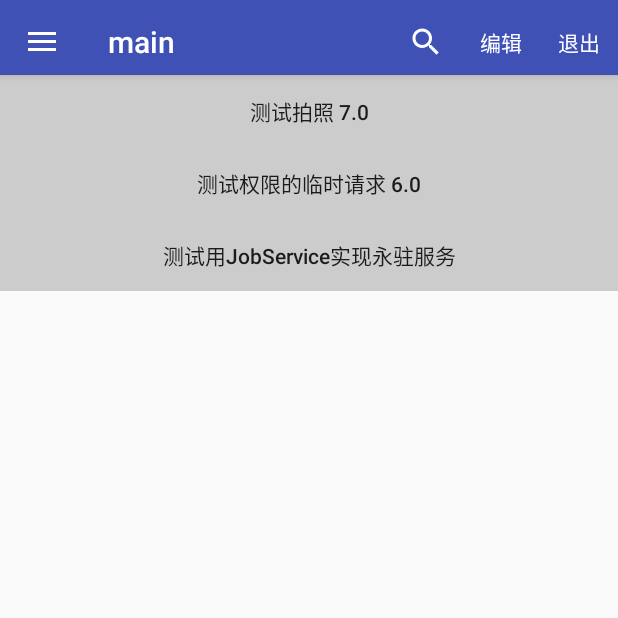
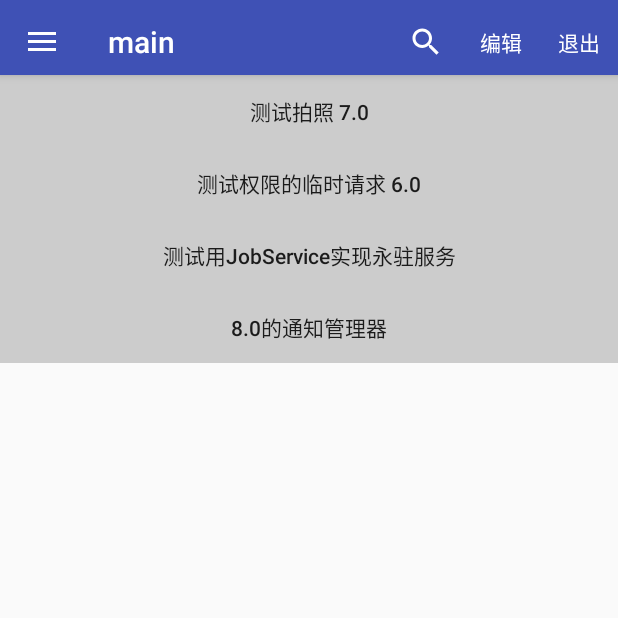
Before and after one commit to tianlin95310/java-demo-android, an Android app: the fragment Fragment21 placed in its activity, in the side drawer, after a tap on "21，新版本特性", on a phone screen of 412 x 824 dp, the top half of it. Run offline under Robolectric (Android 15) with nearby library versions, the phone set to English and light mode, and no system bars; our stand-ins replace ButterKnife, Navigation 3.

Commit message:
Android8.0 通知

```diff
--- a/app/src/main/AndroidManifest.xml
+++ b/app/src/main/AndroidManifest.xml
@@ -154,6 +154,7 @@
         <!--android:exported="true"能让Activity直接运行，变成应用首页-->
         <activity android:name=".navigation01.bsr.element.ElementAddShopActivity"
             android:exported="true"/>
+        <activity android:name=".navigation01.bsr.flowwater.PathFlowWaterActivity"/>
     </application>
 
 </manifest>
--- a/app/src/main/java/tl/com/testmaterialdesign/navigation21/Fragment21.java
+++ b/app/src/main/java/tl/com/testmaterialdesign/navigation21/Fragment21.java
@@ -1,14 +1,20 @@
 package tl.com.testmaterialdesign.navigation21;
 
+import android.app.NotificationChannel;
+import android.app.NotificationManager;
 import android.content.Context;
 import android.content.Intent;
+import android.graphics.Color;
 import android.net.Uri;
 import android.os.Build;
 import android.os.Bundle;
 import android.os.Environment;
 import android.provider.MediaStore;
 import android.support.annotation.Nullable;
+import android.support.annotation.RequiresApi;
 import android.support.v4.app.Fragment;
+import android.support.v4.app.NotificationCompat;
+import android.support.v4.app.NotificationManagerCompat;
 import android.support.v4.content.FileProvider;
 import android.util.Log;
 import android.view.LayoutInflater;
@@ -48,6 +54,8 @@ public class Fragment21 extends Fragment
     Unbinder unbinder;
 
     File file;
+    @BindView(R.id.bt_notification)
+    Button btNotification;
 
     @Nullable
     @Override
@@ -104,7 +112,7 @@ public class Fragment21 extends Fragment
     @Override
     public void onActivityResult(int requestCode, int resultCode, Intent data)
     {
-        if(file.exists())
+        if (file.exists())
         {
             Toast.makeText(getActivity(), "file exist " + file.getPath(), Toast.LENGTH_SHORT).show();
             Log.d("my", "file exist " + file.getPath());
@@ -112,8 +120,7 @@ public class Fragment21 extends Fragment
             Intent intent = new Intent(getActivity(), PhotoShowActivity.class);
             intent.putExtra("file", file.getPath());
             startActivity(intent);
-        }
-        else
+        } else
         {
             Toast.makeText(getActivity(), "file not exist ", Toast.LENGTH_SHORT).show();
         }
@@ -131,7 +138,7 @@ public class Fragment21 extends Fragment
 
         file = new File(img_dir, fileName + ".jpg");
 
-        if(Build.VERSION.SDK_INT <= Build.VERSION_CODES.M)
+        if (Build.VERSION.SDK_INT <= Build.VERSION_CODES.M)
         {
             // file开头的uri
             Uri uri = Uri.fromFile(file);
@@ -139,8 +146,7 @@ public class Fragment21 extends Fragment
             Intent intent = new Intent(MediaStore.ACTION_IMAGE_CAPTURE);
             intent.putExtra(MediaStore.EXTRA_OUTPUT, uri);
             startActivityForResult(intent, 1);
-        }
-        else
+        } else
         {
             // content开头的
             Uri uri = FileProvider.getUriForFile(context, context.getString(R.string.authorities), file);
@@ -152,4 +158,36 @@ public class Fragment21 extends Fragment
         }
 
     }
+
+    @OnClick(R.id.bt_notification)
+    public void onViewClicked()
+    {
+
+        if (Build.VERSION.SDK_INT >= Build.VERSION_CODES.O)
+        {
+            createChannel();
+        }
+
+        int notificationId = 0x1234;
+        NotificationCompat.Builder builder = new NotificationCompat.Builder(getActivity(), "1");
+
+        builder.setSmallIcon(android.R.drawable.stat_notify_chat);
+        builder.setContentText("aaa");
+        builder.setContentTitle("bbb");
+        NotificationManagerCompat notificationManagerCompat = NotificationManagerCompat.from(getActivity());
+        notificationManagerCompat.notify(notificationId, builder.build());
+    }
+
+    @RequiresApi(api = Build.VERSION_CODES.O)
+    private void createChannel()
+    {
+        NotificationManager notificationManager =(NotificationManager)getActivity().getSystemService(Context.NOTIFICATION_SERVICE);
+
+        NotificationChannel channel = new NotificationChannel("1",
+                "Channel1", NotificationManager.IMPORTANCE_DEFAULT);
+        channel.enableLights(true); //是否在桌面icon右上角展示小红点
+        channel.setLightColor(Color.GREEN); //小红点颜色
+        channel.setShowBadge(true); //是否在久按桌面图标时显示此渠道的通知
+        notificationManager.createNotificationChannel(channel);
+    }
 }
--- a/app/src/main/res/layout/fragment21.xml
+++ b/app/src/main/res/layout/fragment21.xml
@@ -27,6 +27,13 @@
             android:background="@drawable/ripple"
             android:layout_width="match_parent"
             android:layout_height="wrap_content"/>
+
+        <Button
+            android:id="@+id/bt_notification"
+            android:text="8.0的通知管理器"
+            android:background="@drawable/ripple"
+            android:layout_width="match_parent"
+            android:layout_height="wrap_content"/>
     </LinearLayout>
 
 </LinearLayout>
```
Also changed, not shown: app/build.gradle (+9 -8 lines), app/src/main/java/tl/com/testmaterialdesign/navigation01/bsr/BeiSaiErActivity.java (+8 -0 lines), app/src/main/java/tl/com/testmaterialdesign/navigation01/bsr/element/BeiSaiErAdapter.java (+2 -9 lines), app/src/main/java/tl/com/testmaterialdesign/navigation01/bsr/element/ElementAddShopActivity.java (+29 -13 lines), app/src/main/java/tl/com/testmaterialdesign/navigation01/bsr/flowwater/PathFlowView.java (added, +103 -0 lines), app/src/main/java/tl/com/testmaterialdesign/navigation01/bsr/flowwater/PathFlowWaterActivity.java (added, +29 -0 lines), app/src/main/res/layout/activity_bei_sai_er.xml (+7 -0 lines), app/src/main/res/layout/activity_bei_sai_er_element.xml (+7 -5 lines), app/src/main/res/layout/activity_flow_water.xml (added, +11 -0 lines), build.gradle (+9 -1 lines), gradle/wrapper/gradle-wrapper.properties.
